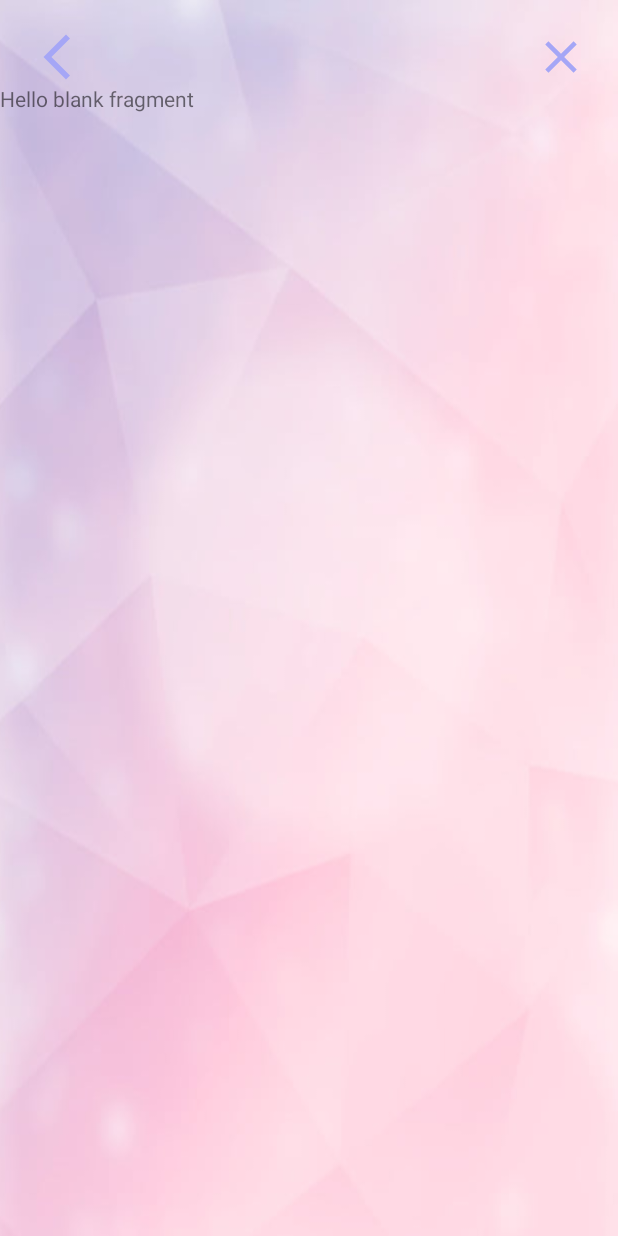
After one commit to Heisenberg5124/Final-Project-PRM391, an Android app: the fragment RegisterLocationFragment placed in its activity, on a phone screen of 412 x 824 dp. The commit adds this screen. Run offline under Robolectric (Android 15) with nearby library versions, the phone set to English and light mode, and no system bars.

Commit message:
Navigation

```diff
--- /dev/null
+++ b/FinalProject/app/src/main/java/fpt/life/finalproject/screen/register/ui/RegisterLocationFragment.java
@@ -0,0 +1,36 @@
+package fpt.life.finalproject.screen.register.ui;
+
+import android.os.Bundle;
+
+import androidx.fragment.app.Fragment;
+
+import android.util.Log;
+import android.view.LayoutInflater;
+import android.view.View;
+import android.view.ViewGroup;
+
+import fpt.life.finalproject.R;
+
+public class RegisterLocationFragment extends Fragment {
+
+    public RegisterLocationFragment() {
+        // Required empty public constructor
+    }
+
+    @Override
+    public void onCreate(Bundle savedInstanceState) {
+        super.onCreate(savedInstanceState);
+        if (getArguments() != null) {
+            RegisterLocationFragmentArgs args = RegisterLocationFragmentArgs.fromBundle(getArguments());
+            String uid = args.getUserUid();
+            Log.i("Check Arguments", "onViewCreated: " + uid);
+        }
+    }
+
+    @Override
+    public View onCreateView(LayoutInflater inflater, ViewGroup container,
+                             Bundle savedInstanceState) {
+        // Inflate the layout for this fragment
+        return inflater.inflate(R.layout.fragment_register_location, container, false);
+    }
+}
--- /dev/null
+++ b/FinalProject/app/src/main/res/layout/fragment_register_location.xml
@@ -0,0 +1,14 @@
+<?xml version="1.0" encoding="utf-8"?>
+<FrameLayout xmlns:android="http://schemas.android.com/apk/res/android"
+    xmlns:tools="http://schemas.android.com/tools"
+    android:layout_width="match_parent"
+    android:layout_height="match_parent"
+    tools:context=".screen.register.ui.RegisterLocationFragment">
+
+    <!-- TODO: Update blank fragment layout -->
+    <TextView
+        android:layout_width="match_parent"
+        android:layout_height="match_parent"
+        android:text="@string/hello_blank_fragment" />
+
+</FrameLayout>
--- a/FinalProject/app/src/main/res/navigation/nav_graph_register.xml
+++ b/FinalProject/app/src/main/res/navigation/nav_graph_register.xml
@@ -58,5 +58,17 @@
         <argument
             android:name="registration_profile"
             app:argType="fpt.life.finalproject.dto.register.RegistrationProfile" />
+        <action
+            android:id="@+id/action_fragment_register_photos_to_fragment_register_location"
+            app:destination="@id/fragment_register_location" />
+    </fragment>
+    <fragment
+        android:id="@+id/fragment_register_location"
+        android:name="fpt.life.finalproject.screen.register.ui.RegisterLocationFragment"
+        android:label="fragment_register_location"
+        tools:layout="@layout/fragment_register_location" >
+        <argument
+            android:name="user_uid"
+            app:argType="string" />
     </fragment>
 </navigation>
--- a/FinalProject/app/src/main/res/values/strings.xml
+++ b/FinalProject/app/src/main/res/values/strings.xml
@@ -1,8 +1,8 @@
 <resources>
     <string name="app_name">L.I.F.E</string>
     <string name="hello_blank_fragment">Hello blank fragment</string>
-    <string name="facebook_application_id" >109459824610094</string>
-    <string name="facebook_login_protocol_scheme" >fb109459824610094</string>
+    <string name="facebook_application_id">109459824610094</string>
+    <string name="facebook_login_protocol_scheme">fb109459824610094</string>
     <string-array name="gender">
         <item>Male</item>
         <item>Female</item>
```
Also changed, not shown: FinalProject/app/src/main/java/fpt/life/finalproject/screen/register/ui/RegisterPhotosFragment.java (+4 -8 lines), FinalProject/app/src/main/java/fpt/life/finalproject/service/RegisterService.java (+25 -10 lines).
